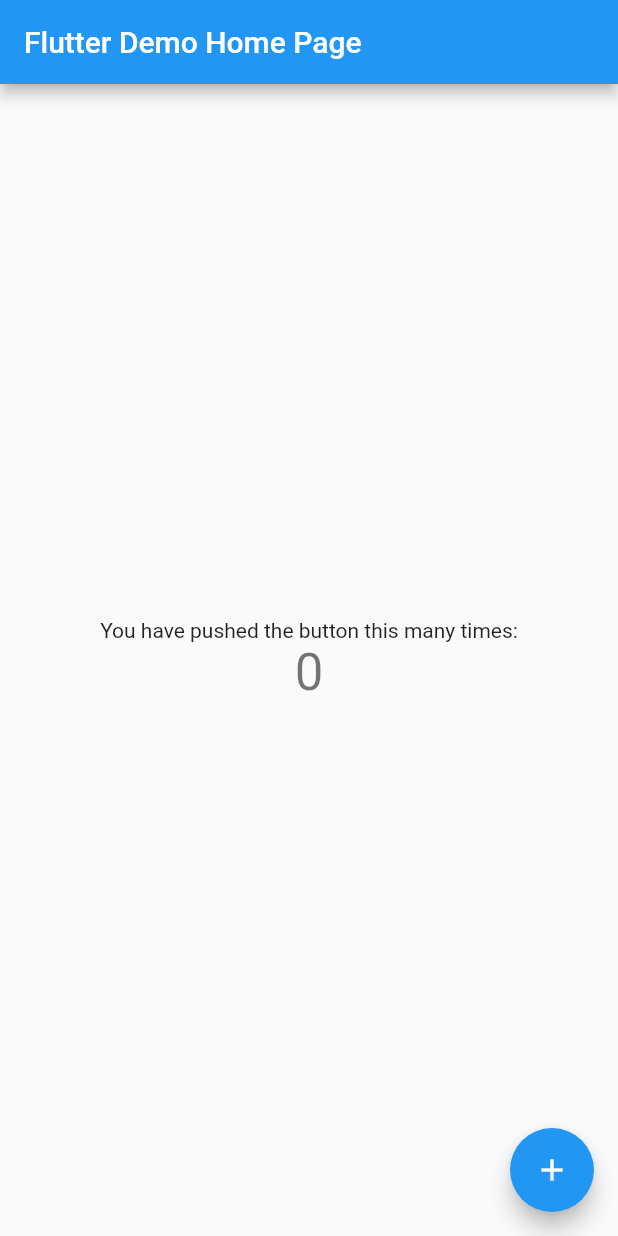
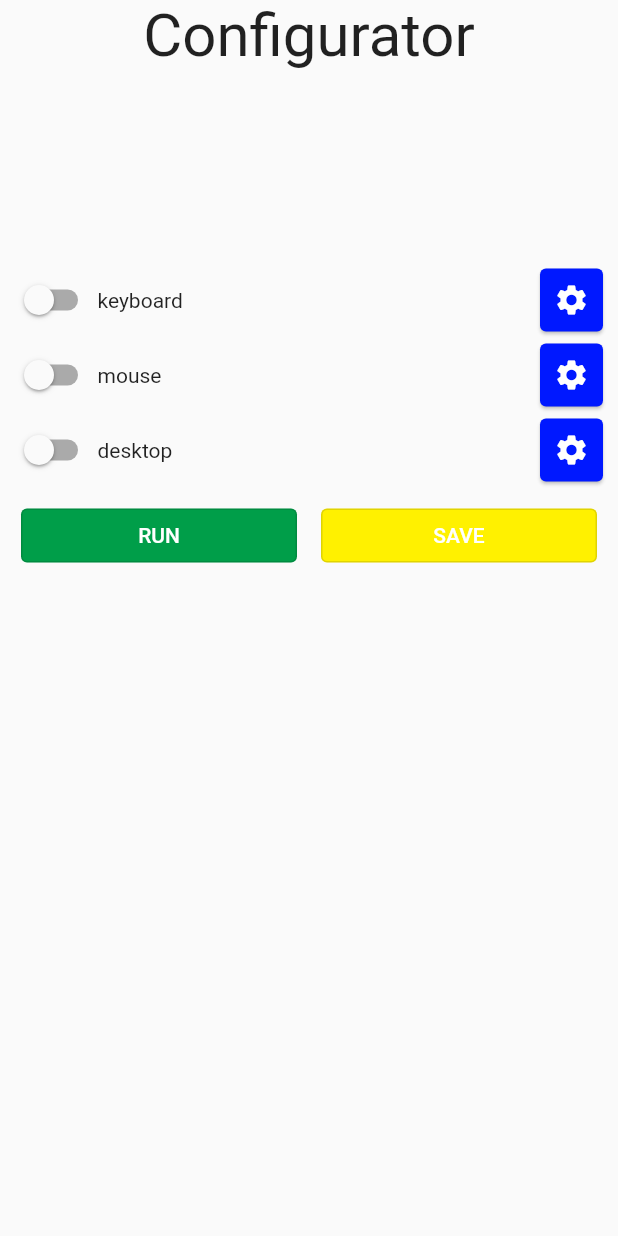
Before and after one commit to yamzal1/ihm, a Flutter app: the screen it shows after launch, on a phone screen of 412 x 824 dp. Run offline on Flutter 3.47's test engine with Material 2 defaults, Android fonts, the phone set to English and light mode, and no system bars.

```diff
--- a/lib/main.dart
+++ b/lib/main.dart
@@ -7,21 +7,11 @@ void main() {
 class MyApp extends StatelessWidget {
   const MyApp({Key? key}) : super(key: key);
 
-  // This widget is the root of your application.
   @override
   Widget build(BuildContext context) {
     return MaterialApp(
       title: 'Flutter Demo',
       theme: ThemeData(
-        // This is the theme of your application.
-        //
-        // Try running your application with "flutter run". You'll see the
-        // application has a blue toolbar. Then, without quitting the app, try
-        // changing the primarySwatch below to Colors.green and then invoke
-        // "hot reload" (press "r" in the console where you ran "flutter run",
-        // or simply save your changes to "hot reload" in a Flutter IDE).
-        // Notice that the counter didn't reset back to zero; the application
-        // is not restarted.
         primarySwatch: Colors.blue,
       ),
       home: const MyHomePage(title: 'Flutter Demo Home Page'),
@@ -32,15 +22,6 @@ class MyApp extends StatelessWidget {
 class MyHomePage extends StatefulWidget {
   const MyHomePage({Key? key, required this.title}) : super(key: key);
 
-  // This widget is the home page of your application. It is stateful, meaning
-  // that it has a State object (defined below) that contains fields that affect
-  // how it looks.
-
-  // This class is the configuration for the state. It holds the values (in this
-  // case the title) provided by the parent (in this case the App widget) and
-  // used by the build method of the State. Fields in a Widget subclass are
-  // always marked "final".
-
   final String title;
 
   @override
@@ -48,69 +29,125 @@ class MyHomePage extends StatefulWidget {
 }
 
 class _MyHomePageState extends State<MyHomePage> {
-  int _counter = 0;
-
-  void _incrementCounter() {
-    setState(() {
-      // This call to setState tells the Flutter framework that something has
-      // changed in this State, which causes it to rerun the build method below
-      // so that the display can reflect the updated values. If we changed
-      // _counter without calling setState(), then the build method would not be
-      // called again, and so nothing would appear to happen.
-      _counter++;
-    });
-  }
+  var _keyboardSwitch = false;
+  var _mouseSwitch = false;
+  var _desktopSwitch = false;
 
   @override
   Widget build(BuildContext context) {
-    // This method is rerun every time setState is called, for instance as done
-    // by the _incrementCounter method above.
-    //
-    // The Flutter framework has been optimized to make rerunning build methods
-    // fast, so that you can just rebuild anything that needs updating rather
-    // than having to individually change instances of widgets.
     return Scaffold(
-      appBar: AppBar(
-        // Here we take the value from the MyHomePage object that was created by
-        // the App.build method, and use it to set our appbar title.
-        title: Text(widget.title),
-      ),
+      appBar: null,
       body: Center(
-        // Center is a layout widget. It takes a single child and positions it
-        // in the middle of the parent.
         child: Column(
-          // Column is also a layout widget. It takes a list of children and
-          // arranges them vertically. By default, it sizes itself to fit its
-          // children horizontally, and tries to be as tall as its parent.
-          //
-          // Invoke "debug painting" (press "p" in the console, choose the
-          // "Toggle Debug Paint" action from the Flutter Inspector in Android
-          // Studio, or the "Toggle Debug Paint" command in Visual Studio Code)
-          // to see the wireframe for each widget.
-          //
-          // Column has various properties to control how it sizes itself and
-          // how it positions its children. Here we use mainAxisAlignment to
-          // center the children vertically; the main axis here is the vertical
-          // axis because Columns are vertical (the cross axis would be
-          // horizontal).
-          mainAxisAlignment: MainAxisAlignment.center,
-          children: <Widget>[
+          children: [
             const Text(
-              'You have pushed the button this many times:',
+              'Configurator',
+              style: TextStyle(fontSize: 40.0),
             ),
-            Text(
-              '$_counter',
-              style: Theme.of(context).textTheme.headline4,
-
-            ),
+            Padding(
+              padding: const EdgeInsets.only(top: 128.0),
+              child: Column(
+                mainAxisAlignment: MainAxisAlignment.center,
+                crossAxisAlignment: CrossAxisAlignment.center,
+                children: [
+                  buildRow('keyboard', 0),
+                  buildRow('mouse', 1),
+                  buildRow('desktop', 2),
+                  SizedBox(
+                    width: 400,
+                    child: Row(
+                      mainAxisAlignment: MainAxisAlignment.spaceAround,
+                      children: [
+                        Expanded(
+                          flex: 1,
+                          child: Padding(
+                            padding: const EdgeInsets.all(8.0),
+                            child: OutlinedButton(
+                              style: OutlinedButton.styleFrom(
+                                backgroundColor: const Color(0xff009e49),
+                              ),
+                              onPressed: () => {},
+                              child: const Text(
+                                'RUN',
+                                style: TextStyle(color: Colors.white),
+                              ),
+                            ),
+                          ),
+                        ),
+                        Expanded(
+                          flex: 1,
+                          child: Padding(
+                            padding: const EdgeInsets.all(8.0),
+                            child: OutlinedButton(
+                              style: OutlinedButton.styleFrom(
+                                backgroundColor: const Color(0xfffff100),
+                              ),
+                              onPressed: () => {},
+                              child: const Text(
+                                'SAVE',
+                                style: TextStyle(color: Colors.white),
+                              ),
+                            ),
+                          ),
+                        ),
+                      ],
+                    ),
+                  ),
+                ],
+              ),
+            )
           ],
         ),
       ),
-      floatingActionButton: FloatingActionButton(
-        onPressed: _incrementCounter,
-        tooltip: 'Increment',
-        child: const Icon(Icons.add),
-      ), // This trailing comma makes auto-formatting nicer for build methods.
+    );
+  }
+
+  SizedBox buildRow(name, int _switchValue) {
+    return SizedBox(
+      width: 400,
+      child: Row(
+        children: [
+          Switch(
+            value: (_switchValue == 0)
+                ? _keyboardSwitch
+                : (_switchValue == 1)
+                    ? _mouseSwitch
+                    : _desktopSwitch,
+            activeColor: const Color(0xFF6200EE),
+            onChanged: (bool value) => {
+              setState(() {
+                if (_switchValue == 0) {
+                  _keyboardSwitch = value;
+                } else if (_switchValue == 1) {
+                  _mouseSwitch = value;
+                } else {
+                  _desktopSwitch = value;
+                }
+              })
+            },
+          ),
+          Text(name),
+          const Spacer(
+            flex: 4,
+          ),
+          SizedBox(
+            width: 50,
+            height: 50,
+            child: Card(
+              color: const Color(0xff0018ff),
+              child: InkWell(
+                onTap: () {
+                  // print("tapped");
+                },
+                child: const Icon(
+                  Icons.settings,
+                  color: Colors.white,
+                ),
+              ),
+            ),
+          ),
+        ],
+      ),
     );
   }
 }
```
